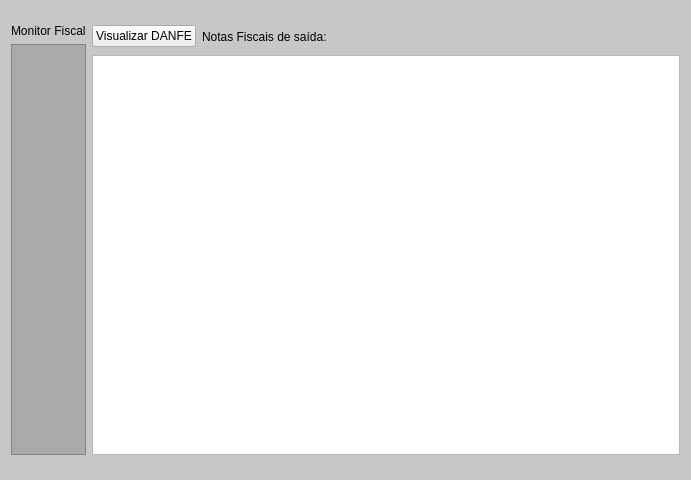
Above: src/monitorfiscal.ui from GabR36/QEstoqueLoja before the change. Below: the same form after it.
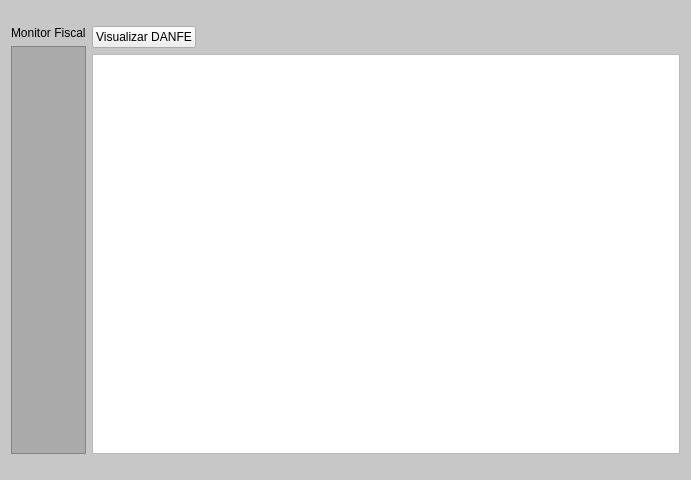
That is the form after the change.

Diff of the .ui file:
```diff
--- a/src/monitorfiscal.ui
+++ b/src/monitorfiscal.ui
@@ -86,19 +86,6 @@
          </property>
         </widget>
        </item>
-       <item>
-        <widget class="QLabel" name="label_2">
-         <property name="maximumSize">
-          <size>
-           <width>16777215</width>
-           <height>25</height>
-          </size>
-         </property>
-         <property name="text">
-          <string>Notas Fiscais de saída:</string>
-         </property>
-        </widget>
-       </item>
        <item>
         <spacer name="horizontalSpacer">
          <property name="orientation">
```
